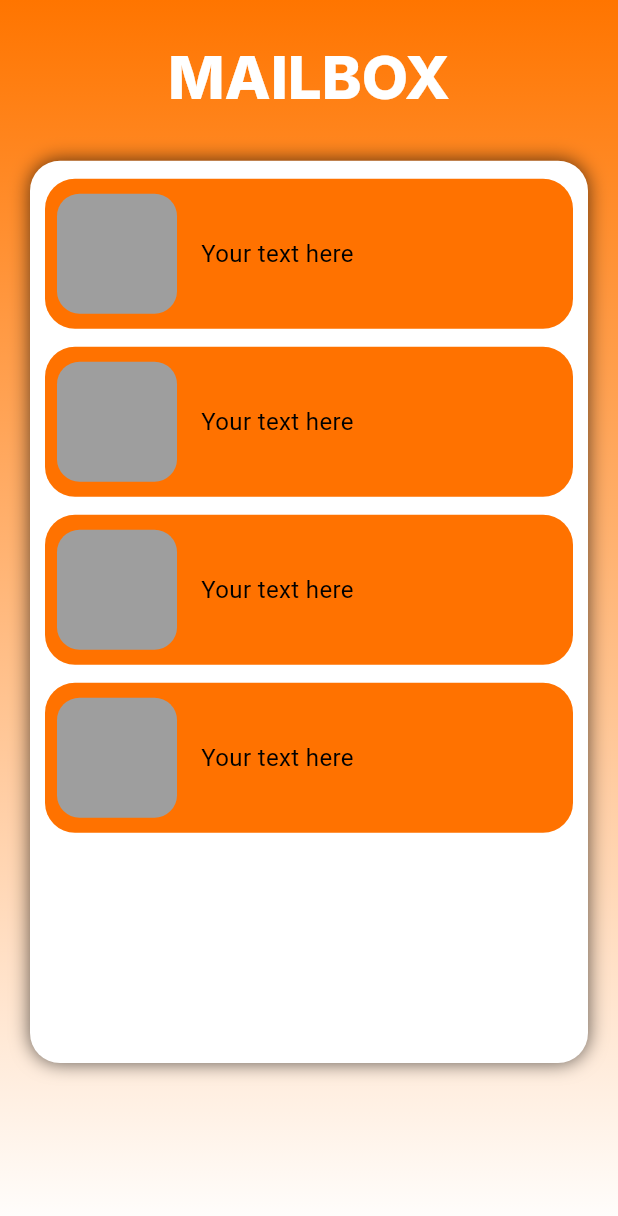
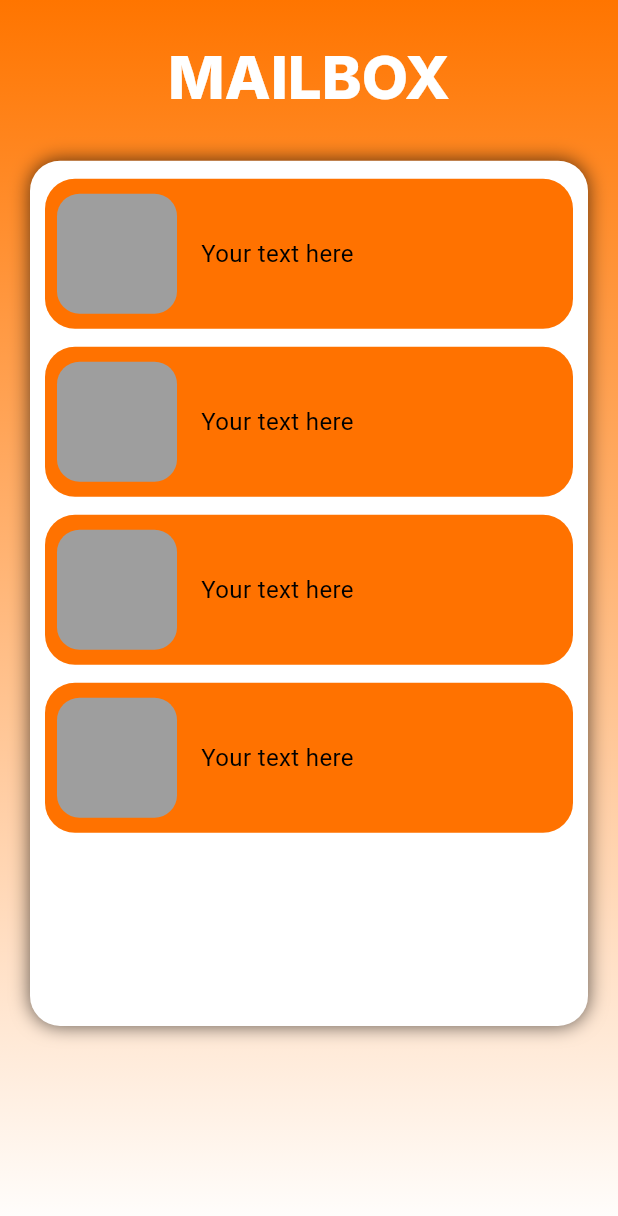
Before and after one commit to MeenYossakorn/Kmunity-Project, a Flutter app: the mailscreen screen opened directly, on a phone screen of 412 x 824 dp. Shown: the top 1216 px of the screen. Run offline on Flutter 3.47's test engine with Material 3 defaults, Android fonts, the phone set to English and light mode, and no system bars; our stand-ins replace carousel_slider, get, google_fonts; network calls fail.

Commit message:
Update mailbox_screen.dart

```diff
--- a/lib/Screens/mailbox_screen.dart
+++ b/lib/Screens/mailbox_screen.dart
@@ -56,7 +56,7 @@ class mailscreen extends StatelessWidget {
                     )
                   ],
                 ),
-                height: height * 0.73, // ความสูงของ Container เท่าเดิม
+                height: height * 0.7, // ความสูงของ Container เท่าเดิม
                 width: width - 40,
                 child: Padding(
                   padding: const EdgeInsets.symmetric(vertical: 6),
```
